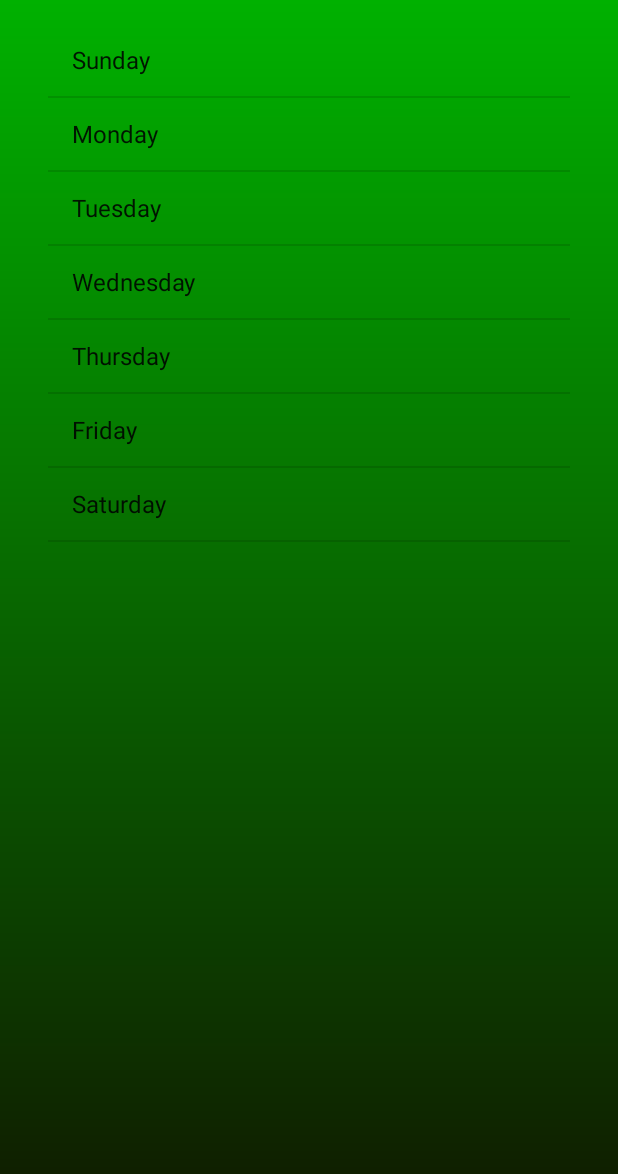
After one commit to amahsanferoz/Weather-Alert, an Android app: the DailyForecastActivity screen opened directly, with no data from a screen before it, on a phone screen of 412 x 824 dp. The commit adds this screen. Shown: the top 1174 px of the screen. Run offline under Robolectric (Android 15) with nearby library versions, the phone set to English and light mode, and no system bars.

Commit message:
7-day list view populated with dummy data

```diff
--- a/app/src/main/AndroidManifest.xml
+++ b/app/src/main/AndroidManifest.xml
@@ -1,6 +1,6 @@
 <?xml version="1.0" encoding="utf-8"?>
 <manifest xmlns:android="http://schemas.android.com/apk/res/android"
-    package="arora.ahsanferoz.stormy">
+          package="arora.ahsanferoz.stormy">
 
     <uses-permission android:name="android.permission.INTERNET"/>
     <uses-permission android:name="android.permission.ACCESS_NETWORK_STATE"/>
@@ -11,13 +11,16 @@
         android:label="@string/app_name"
         android:supportsRtl="true"
         android:theme="@style/AppTheme">
-        <activity android:name=".ui.MainActivity"
+        <activity
+            android:name=".ui.MainActivity"
             android:screenOrientation="portrait">
             <intent-filter>
-                <action android:name="android.intent.action.MAIN" />
+                <action android:name="android.intent.action.MAIN"/>
 
-                <category android:name="android.intent.category.LAUNCHER" />
+                <category android:name="android.intent.category.LAUNCHER"/>
             </intent-filter>
+        </activity>
+        <activity android:name=".ui.DailyForecastActivity">
         </activity>
     </application>
 
--- /dev/null
+++ b/app/src/main/java/arora/ahsanferoz/stormy/ui/DailyForecastActivity.java
@@ -0,0 +1,22 @@
+package arora.ahsanferoz.stormy.ui;
+
+import android.app.ListActivity;
+import android.support.v7.app.AppCompatActivity;
+import android.os.Bundle;
+import android.widget.ArrayAdapter;
+
+import arora.ahsanferoz.stormy.R;
+
+public class DailyForecastActivity extends ListActivity {
+
+    @Override
+    protected void onCreate(Bundle savedInstanceState) {
+        super.onCreate(savedInstanceState);
+        setContentView(R.layout.activity_daily_forecast);
+
+        String[] daysOfTheWeek = { "Sunday", "Monday", "Tuesday", "Wednesday", "Thursday", "Friday", "Saturday" };
+        ArrayAdapter<String> adapter = new ArrayAdapter<String>(this, android.R.layout.simple_list_item_1, daysOfTheWeek);
+
+        setListAdapter(adapter);
+    }
+}
--- a/app/src/main/java/arora/ahsanferoz/stormy/ui/MainActivity.java
+++ b/app/src/main/java/arora/ahsanferoz/stormy/ui/MainActivity.java
@@ -1,6 +1,7 @@
 package arora.ahsanferoz.stormy.ui;
 
 import android.content.Context;
+import android.content.Intent;
 import android.graphics.drawable.Drawable;
 import android.net.ConnectivityManager;
 import android.net.NetworkInfo;
@@ -26,6 +27,7 @@ import arora.ahsanferoz.stormy.weather.Forecast;
 import arora.ahsanferoz.stormy.weather.Hour;
 import butterknife.BindView;
 import butterknife.ButterKnife;
+import butterknife.OnClick;
 import okhttp3.Call;
 import okhttp3.Callback;
 import okhttp3.OkHttpClient;
@@ -260,4 +262,10 @@ public class MainActivity extends AppCompatActivity {
         AlertDialogFragment dialog = new AlertDialogFragment();
         dialog.show(getFragmentManager(), "error_dialog");
     }
+
+    @OnClick (R.id.dailyButton)
+    public void startDailyActivity(View view) {
+        Intent intent = new Intent(this, DailyForecastActivity.class);
+        startActivity(intent);
+    }
 }
--- /dev/null
+++ b/app/src/main/res/layout/activity_daily_forecast.xml
@@ -0,0 +1,31 @@
+<?xml version="1.0" encoding="utf-8"?>
+<RelativeLayout
+    xmlns:android="http://schemas.android.com/apk/res/android"
+    xmlns:tools="http://schemas.android.com/tools"
+    android:id="@+id/activity_daily_forecast"
+    android:layout_width="match_parent"
+    android:layout_height="match_parent"
+    android:paddingBottom="@dimen/activity_vertical_margin"
+    android:paddingLeft="@dimen/activity_horizontal_margin"
+    android:paddingRight="@dimen/activity_horizontal_margin"
+    android:paddingTop="@dimen/activity_vertical_margin"
+    tools:context="arora.ahsanferoz.stormy.ui.DailyForecastActivity"
+    android:background="@drawable/bg_gradient">
+
+    <ListView
+        android:layout_width="match_parent"
+        android:id="@android:id/list"
+        android:layout_height="match_parent"
+        android:layout_alignParentTop="true"
+        android:layout_alignParentLeft="true"
+        android:layout_alignParentStart="true"/>
+
+    <TextView
+        android:layout_width="wrap_content"
+        android:layout_height="wrap_content"
+        android:text="@string/no_daily_forecast_data"
+        android:id="@android:id/empty"
+        android:layout_centerVertical="true"
+        android:layout_centerHorizontal="true"
+        android:textColor="@android:color/white"/>
+</RelativeLayout>
--- a/app/src/main/res/values/strings.xml
+++ b/app/src/main/res/values/strings.xml
@@ -5,4 +5,5 @@
     <string name="error_ok_button_text">OK</string>
     <string name="network_unavailable_message">Network is unavailable</string>
     <string name="temperature_text">At 5:00 PM will be</string>
+    <string name="no_daily_forecast_data">There is no data to display</string>
 </resources>
```
